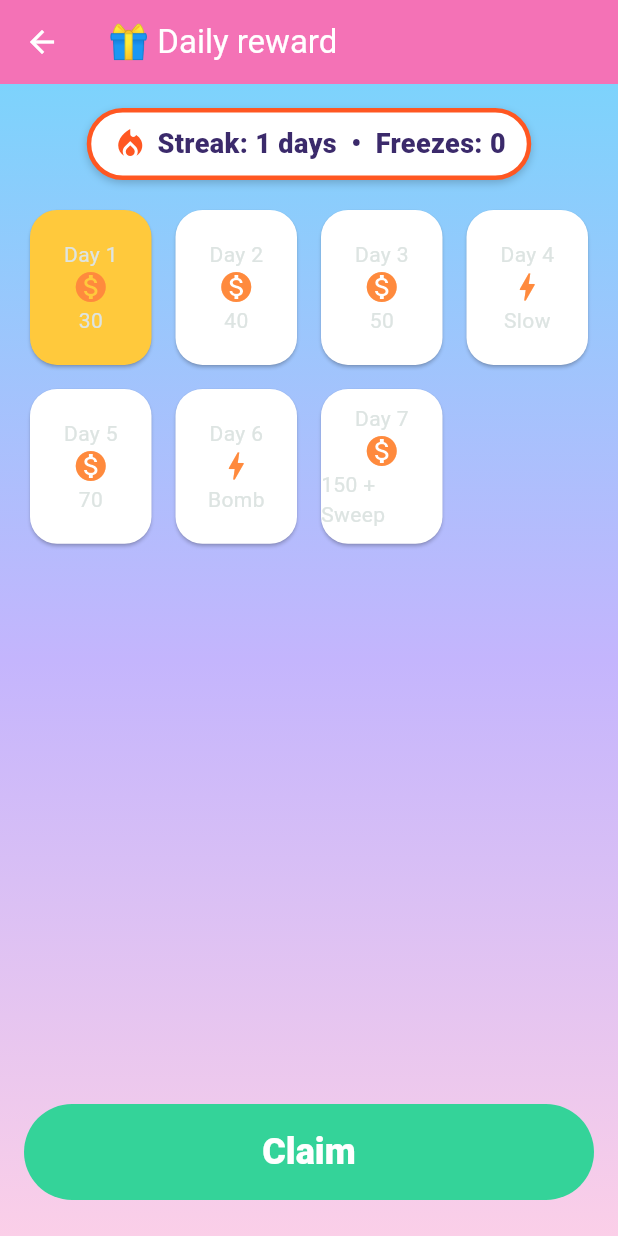
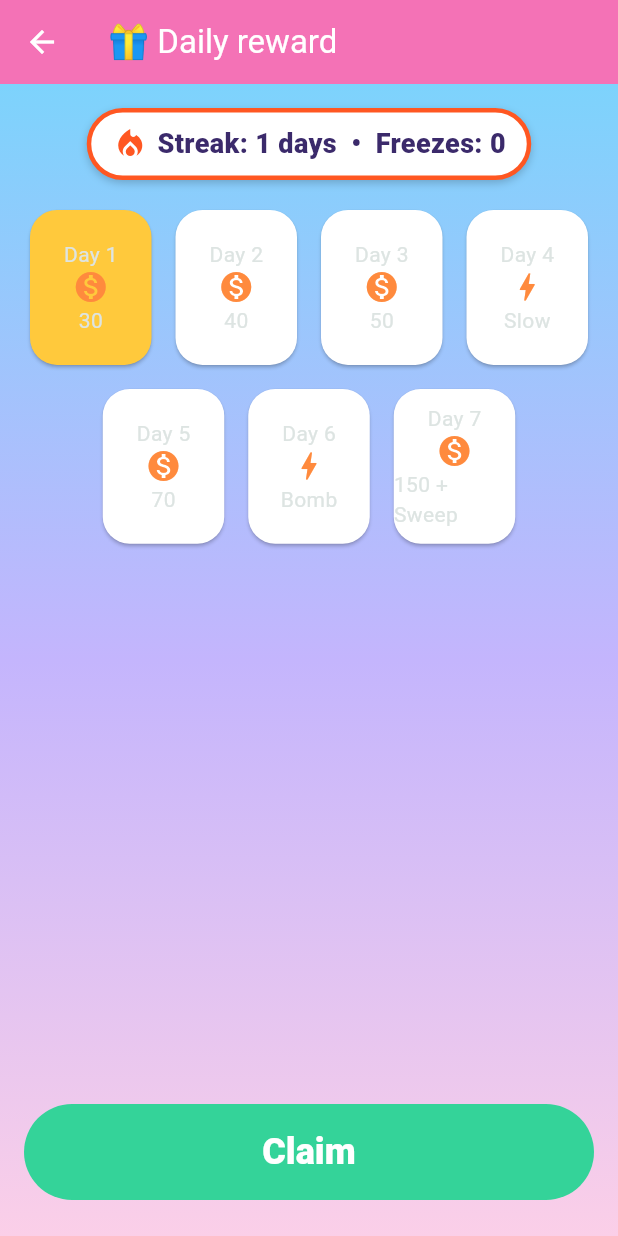
Before and after one commit to ya-spark/game-block-fall, a Flutter app: the DailyRewardScreen screen opened directly, on a phone screen of 412 x 824 dp. Run offline on Flutter 3.47's test engine with Material 3 defaults, Android fonts, the phone set to English and light mode, and no system bars; our stand-ins replace flutter_local_notifications, flutter_timezone, google_mobile_ads, in_app_purchase, shared_preferences, timezone and 1 more; missing offline and left inert: flame; accounts and stored records are empty; statements that could not run were skipped.

Commit message:
Daily reward: use Wrap so every day card is built (no cacheExtent API)
Co-Authored-By: Claude Sonnet 5.5 <noreply@anthropic.com>
Claude-Session: https://claude.ai/code/session_014hcsgEEyown5Sefeyx7cXK

```diff
--- a/lib/ui/daily_reward_screen.dart
+++ b/lib/ui/daily_reward_screen.dart
@@ -7,6 +7,9 @@ import 'widgets.dart';
 
 class DailyRewardScreen extends StatelessWidget {
   const DailyRewardScreen({super.key});
+
+  static double _cardWidth(BuildContext context) =>
+      ((MediaQuery.sizeOf(context).width - 32 - 24) / 4).clamp(60.0, 110.0);
 
   @override
   Widget build(BuildContext context) {
@@ -45,23 +48,20 @@ class DailyRewardScreen extends StatelessWidget {
                                   'Streak: ${profile.displayStreak} days  \u2022  Freezes: ${profile.data.streak.freezes}',
                             ),
                           const SizedBox(height: 16),
-                          GridView.count(
-                            shrinkWrap: true,
-                            physics: const NeverScrollableScrollPhysics(),
-                            scrollCacheExtent: const ScrollCacheExtent.pixels(
-                              2000,
-                            ),
-                            crossAxisCount: 4,
-                            childAspectRatio: 0.8,
-                            mainAxisSpacing: 8,
-                            crossAxisSpacing: 8,
+                          Wrap(
+                            spacing: 8,
+                            runSpacing: 8,
+                            alignment: WrapAlignment.center,
                             children: [
                               for (
                                 var i = 0;
                                 i < DailyRewardEngine.cycleLength;
                                 i++
                               )
-                                Card(
+                                SizedBox(
+                                  width: _cardWidth(context),
+                                  height: _cardWidth(context) / 0.8,
+                                  child: Card(
                                     key: TestIds.dailyDay(i),
                                     shape: RoundedRectangleBorder(
                                       borderRadius: BorderRadius.circular(18),
@@ -72,7 +72,8 @@ class DailyRewardScreen extends StatelessWidget {
                                               ? KidColors.sun
                                               : Colors.white),
                                     child: Column(
-                                    mainAxisAlignment: MainAxisAlignment.center,
+                                      mainAxisAlignment:
+                                          MainAxisAlignment.center,
                                       children: [
                                         Text('Day ${i + 1}'),
                                         Icon(
@@ -81,10 +82,13 @@ class DailyRewardScreen extends StatelessWidget {
                                               : Icons.bolt,
                                           color: KidColors.orange,
                                         ),
-                                      Text(DailyRewardEngine.rewards[i].label),
+                                        Text(
+                                          DailyRewardEngine.rewards[i].label,
+                                        ),
                                         if (i < claimedThrough)
                                           const Icon(Icons.check, size: 16),
                                       ],
+                                    ),
                                   ),
                                 ),
                             ],
```
Lines whose indentation alone changed are shown as unchanged.
